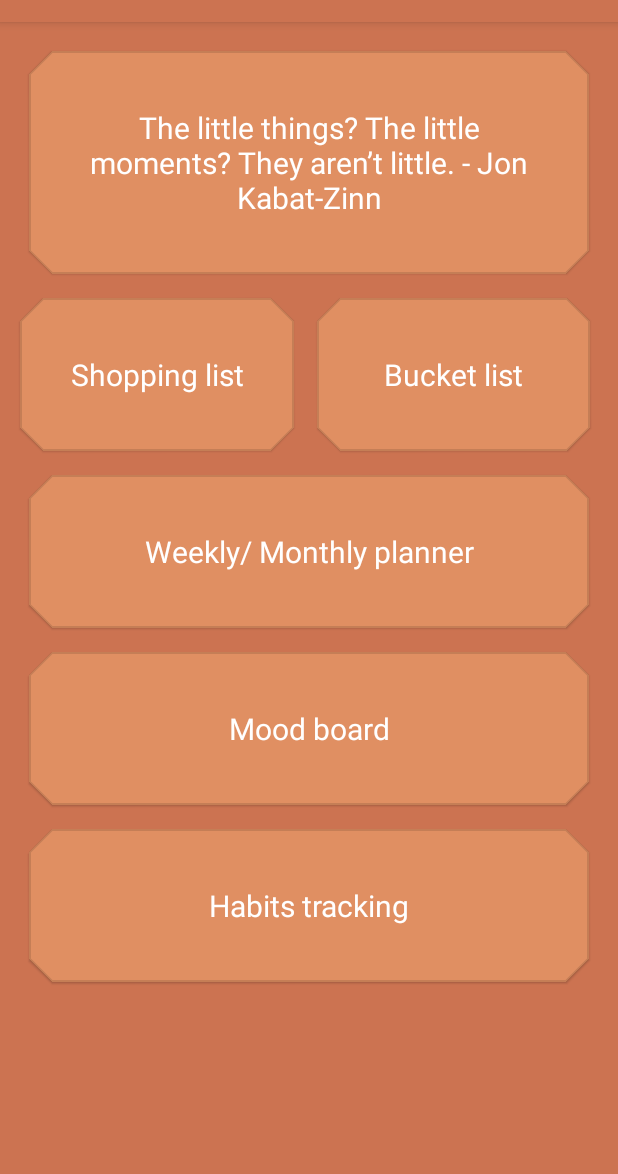
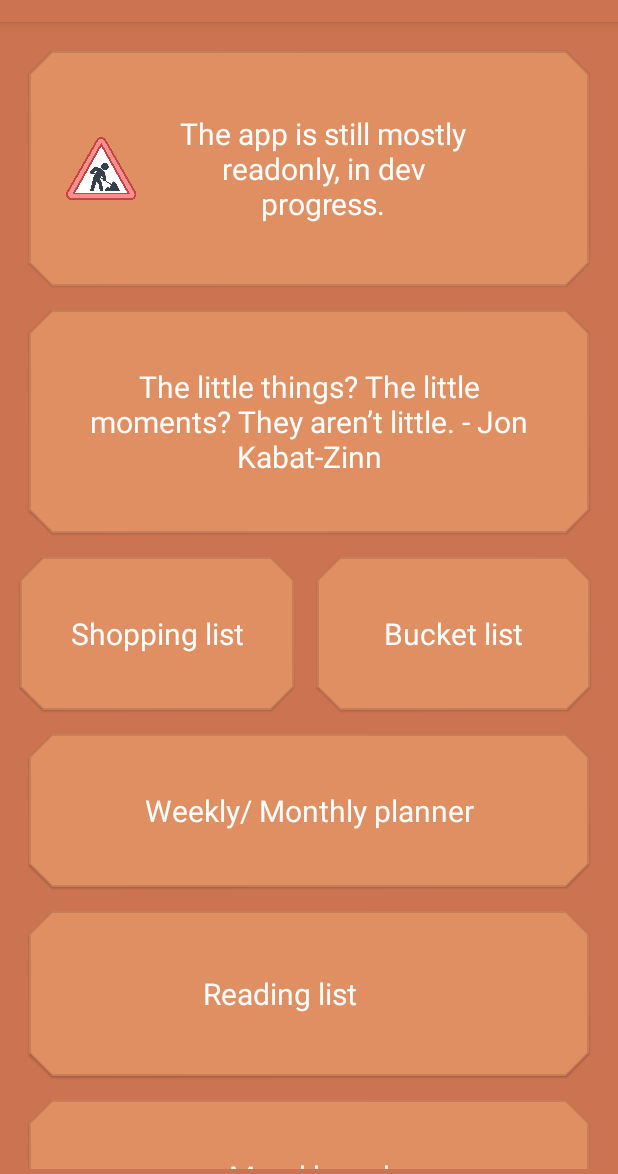
Before and after one commit to ancutamaria/OrganiZen, an Android app: the screen it shows after launch (MainActivity), on a phone screen of 412 x 824 dp, the part 62-1236 px from its top. Run offline under Robolectric (Android 15) with nearby library versions, the phone set to English and light mode, and no system bars.

Commit message:
Added Books recycler view

```diff
--- /dev/null
+++ b/app/src/main/java/com/amg/organizen/MainActivity.kt
@@ -0,0 +1,22 @@
+package com.amg.organizen
+
+import android.content.Intent
+import androidx.appcompat.app.AppCompatActivity
+import android.os.Bundle
+import androidx.constraintlayout.widget.ConstraintLayout
+
+class MainActivity : AppCompatActivity() {
+
+    lateinit var readingList: ConstraintLayout
+
+    override fun onCreate(savedInstanceState: Bundle?) {
+        super.onCreate(savedInstanceState)
+        setContentView(R.layout.activity_main)
+
+        readingList = findViewById(R.id.reading_list)
+        // TODO make entire constraintLayout content respond to anClick
+        readingList.setOnClickListener{
+            startActivity(Intent(this, BooksActivity::class.java))
+        }
+    }
+}
--- /dev/null
+++ b/app/src/main/res/layout/activity_books.xml
@@ -0,0 +1,6 @@
+<?xml version="1.0" encoding="utf-8"?>
+<FrameLayout
+    xmlns:android="http://schemas.android.com/apk/res/android"
+    android:id="@+id/fragment_container"
+    android:layout_width="match_parent"
+    android:layout_height="match_parent"/>
--- a/app/src/main/res/layout/activity_main.xml
+++ b/app/src/main/res/layout/activity_main.xml
@@ -4,23 +4,62 @@
     xmlns:tools="http://schemas.android.com/tools"
     android:layout_width="match_parent"
     android:layout_height="match_parent"
-    tools:context=".MainActivity"
-    android:background="@color/brown"
+    tools:context="com.amg.organizen.MainActivity"
+    android:background="@color/orange"
     android:padding="3dp"
     android:paddingTop="50dp">
 
     <com.google.android.material.card.MaterialCardView
-        android:id="@+id/quoteOfTheDay"
+        android:id="@+id/read_only_mc"
         app:shapeAppearanceOverlay="@style/MaterialCardViewCut"
         android:theme="?attr/materialButtonOutlinedStyle"
-        android:backgroundTint="@color/purple"
+        android:backgroundTint="@color/orange_light"
         android:layout_width="match_parent"
         android:layout_height="wrap_content"
         android:layout_margin="16dp"
         app:layout_constraintEnd_toEndOf="parent"
         app:layout_constraintStart_toStartOf="parent"
         app:layout_constraintTop_toTopOf="parent" >
+        <androidx.constraintlayout.widget.ConstraintLayout
+            android:layout_width="match_parent"
+            android:layout_height="wrap_content"
+            android:text="@string/read_only">
+            <ImageView
+                android:layout_width="50dp"
+                android:layout_height="50dp"
+                android:adjustViewBounds="true"
+                android:scaleType="centerCrop"
+                android:src="@drawable/under_construction"
+                app:layout_constraintBottom_toBottomOf="parent"
+                app:layout_constraintStart_toStartOf="parent"
+                app:layout_constraintTop_toTopOf="parent"
+                app:layout_constraintWidth_percent="0.20"/>
+            <TextView
+                style="@style/MainScreenCard"
+                android:layout_width="0dp"
+                android:layout_height="wrap_content"
+                android:text="@string/read_only"
+                app:layout_constraintBottom_toBottomOf="parent"
+                app:layout_constraintEnd_toEndOf="parent"
+                app:layout_constraintTop_toTopOf="parent"
+                app:layout_constraintWidth_percent="0.80"
+                />
+        </androidx.constraintlayout.widget.ConstraintLayout>
+    </com.google.android.material.card.MaterialCardView>
+
+    <com.google.android.material.card.MaterialCardView
+        android:id="@+id/quote_of_the_day_mc"
+        app:shapeAppearanceOverlay="@style/MaterialCardViewCut"
+        android:theme="?attr/materialButtonOutlinedStyle"
+        android:backgroundTint="@color/orange_light"
+        android:layout_width="match_parent"
+        android:layout_height="wrap_content"
+        android:layout_margin="16dp"
+        app:layout_constraintEnd_toEndOf="parent"
+        app:layout_constraintStart_toStartOf="parent"
+        app:layout_constraintTop_toBottomOf="@id/read_only_mc" >
         <TextView
+            android:id="@+id/quote_of_the_day"
             style="@style/MainScreenCard"
             android:layout_width="match_parent"
             android:layout_height="wrap_content"
@@ -35,18 +74,19 @@
         app:layout_constraintGuide_percent="0.5" />
 
     <com.google.android.material.card.MaterialCardView
-        android:id="@+id/textView1"
+        android:id="@+id/shopping_list_mc"
         app:shapeAppearanceOverlay="@style/MaterialCardViewCut"
         android:theme="?attr/materialButtonOutlinedStyle"
-        android:backgroundTint="@color/purple"
+        android:backgroundTint="@color/orange_light"
         android:layout_width="0dp"
         android:layout_height="wrap_content"
         android:layout_margin="16dp"
         app:layout_constraintWidth_percent="0.45"
         app:layout_constraintEnd_toStartOf="@+id/guideline"
         app:layout_constraintStart_toStartOf="parent"
-        app:layout_constraintTop_toBottomOf="@+id/quoteOfTheDay">
+        app:layout_constraintTop_toBottomOf="@+id/quote_of_the_day_mc">
         <TextView
+            android:id="@+id/shopping_list"
             style="@style/MainScreenCard"
             android:layout_width="match_parent"
             android:layout_height="wrap_content"
@@ -54,19 +94,20 @@
     </com.google.android.material.card.MaterialCardView>
 
     <com.google.android.material.card.MaterialCardView
-        android:id="@+id/textView2"
+        android:id="@+id/bucket_list_mc"
         android:layout_width="0dp"
         android:layout_height="wrap_content"
         android:layout_margin="16dp"
         app:shapeAppearanceOverlay="@style/MaterialCardViewCut"
         android:theme="?attr/materialButtonOutlinedStyle"
-        android:backgroundTint="@color/purple"
-        app:layout_constraintBottom_toTopOf="@+id/textView3"
+        android:backgroundTint="@color/orange_light"
+        app:layout_constraintBottom_toTopOf="@+id/weekly_monthly_planner_mc"
         app:layout_constraintEnd_toEndOf="parent"
-        app:layout_constraintStart_toEndOf="@+id/textView1"
-        app:layout_constraintTop_toBottomOf="@+id/quoteOfTheDay"
+        app:layout_constraintStart_toEndOf="@+id/shopping_list_mc"
+        app:layout_constraintTop_toBottomOf="@+id/quote_of_the_day_mc"
         app:layout_constraintWidth_percent="0.45">
         <TextView
+            android:id="@+id/bucket_list"
             style="@style/MainScreenCard"
             android:layout_width="match_parent"
             android:layout_height="wrap_content"
@@ -74,36 +115,66 @@
     </com.google.android.material.card.MaterialCardView>
 
     <com.google.android.material.card.MaterialCardView
-        android:id="@+id/textView3"
+        android:id="@+id/weekly_monthly_planner_mc"
         app:shapeAppearanceOverlay="@style/MaterialCardViewCut"
         android:theme="?attr/materialButtonOutlinedStyle"
-        android:backgroundTint="@color/purple"
+        android:backgroundTint="@color/orange_light"
         android:layout_width="match_parent"
         android:layout_height="wrap_content"
         android:layout_margin="16dp"
         app:layout_constraintEnd_toEndOf="parent"
         app:layout_constraintStart_toStartOf="parent"
-        app:layout_constraintTop_toBottomOf="@+id/textView2">
+        app:layout_constraintTop_toBottomOf="@+id/bucket_list_mc">
         <TextView
+            android:id="@+id/weekly_monthly_planner"
             style="@style/MainScreenCard"
             android:layout_width="match_parent"
             android:layout_height="match_parent"
             android:text="@string/weekly_monthly_planner" />
     </com.google.android.material.card.MaterialCardView>
 
-
     <com.google.android.material.card.MaterialCardView
-        android:id="@+id/textView4"
+        android:id="@+id/reading_list_mc"
         app:shapeAppearanceOverlay="@style/MaterialCardViewCut"
         android:theme="?attr/materialButtonOutlinedStyle"
-        android:backgroundTint="@color/purple"
+        android:backgroundTint="@color/orange_light"
         android:layout_width="match_parent"
         android:layout_height="wrap_content"
         android:layout_margin="16dp"
         app:layout_constraintEnd_toEndOf="parent"
         app:layout_constraintStart_toStartOf="parent"
-        app:layout_constraintTop_toBottomOf="@+id/textView3">
+        app:layout_constraintTop_toBottomOf="@+id/weekly_monthly_planner_mc">
+        <androidx.constraintlayout.widget.ConstraintLayout
+            android:id="@+id/reading_list"
+            android:layout_width="match_parent"
+            android:layout_height="wrap_content"
+            android:text="@string/reading_list" >
+            <TextView
+                android:id="@+id/reading_list_tv"
+                style="@style/MainScreenCard"
+                android:layout_width="wrap_content"
+                android:layout_height="wrap_content"
+                android:text="@string/reading_list"
+                app:layout_constraintBottom_toBottomOf="parent"
+                app:layout_constraintEnd_toEndOf="parent"
+                app:layout_constraintStart_toStartOf="parent"
+                app:layout_constraintTop_toTopOf="parent" />
+        </androidx.constraintlayout.widget.ConstraintLayout>
+    </com.google.android.material.card.MaterialCardView>
+
+    <com.google.android.material.card.MaterialCardView
+        android:id="@+id/mood_board_mc"
+        app:shapeAppearanceOverlay="@style/MaterialCardViewCut"
+        android:theme="?attr/materialButtonOutlinedStyle"
+        android:backgroundTint="@color/orange_light"
+        android:layout_width="match_parent"
+        android:layout_height="wrap_content"
+        android:layout_margin="16dp"
+        app:layout_constraintEnd_toEndOf="parent"
+        app:layout_constraintStart_toStartOf="parent"
+        app:layout_constraintTop_toBottomOf="@+id/reading_list_mc">
         <TextView
+            android:id="@+id/mood_board"
             style="@style/MainScreenCard"
             android:layout_width="match_parent"
             android:layout_height="match_parent"
@@ -112,17 +183,18 @@
 
 
     <com.google.android.material.card.MaterialCardView
-        android:id="@+id/textView5"
+        android:id="@+id/habits_tracking_mc"
         app:shapeAppearanceOverlay="@style/MaterialCardViewCut"
         android:theme="?attr/materialButtonOutlinedStyle"
-        android:backgroundTint="@color/purple"
+        android:backgroundTint="@color/orange_light"
         android:layout_width="match_parent"
         android:layout_height="wrap_content"
         android:layout_margin="16dp"
         app:layout_constraintEnd_toEndOf="parent"
         app:layout_constraintStart_toStartOf="parent"
-        app:layout_constraintTop_toBottomOf="@+id/textView4">
+        app:layout_constraintTop_toBottomOf="@+id/mood_board_mc">
         <TextView
+            android:id="@+id/habits_tracking"
             style="@style/MainScreenCard"
             android:layout_width="match_parent"
             android:layout_height="wrap_content"
--- /dev/null
+++ b/app/src/main/res/layout/book_list_fragment.xml
@@ -0,0 +1,6 @@
+<?xml version="1.0" encoding="utf-8"?>
+<androidx.recyclerview.widget.RecyclerView
+    xmlns:android="http://schemas.android.com/apk/res/android"
+    android:id="@+id/book_recycler_view"
+    android:layout_width="match_parent"
+    android:layout_height="match_parent"/>
--- a/app/src/main/res/values/colors.xml
+++ b/app/src/main/res/values/colors.xml
@@ -4,7 +4,6 @@
     <color name="gray_medium">#484848</color>
     <color name="gray_dark">#282828</color>
     <color name="white">#FFFFFFFF</color>
-    <color name="purple">#e08f62</color>
-    <color name="coral_light">#ffffff</color>
-    <color name="brown">#cc7351</color>
+    <color name="orange_light">#e08f62</color>
+    <color name="orange">#cc7351</color>
 </resources>
--- a/app/src/main/res/values/strings.xml
+++ b/app/src/main/res/values/strings.xml
@@ -1,9 +1,11 @@
 <resources>
     <string name="app_name">OrganiZen</string>
+    <string name="read_only">The app is still mostly readonly, in dev progress.</string>
     <string name="quote_of_the_day">The little things? The little moments? They aren’t little. - Jon Kabat-Zinn</string>
     <string name="shopping_list">Shopping list</string>
     <string name="mood_board">Mood board</string>
     <string name="habits_tracking">Habits tracking</string>
     <string name="weekly_monthly_planner">Weekly/ Monthly planner</string>
     <string name="bucket_list">Bucket list</string>
+    <string name="reading_list">Reading list</string>
 </resources>
--- a/app/src/main/res/values/themes.xml
+++ b/app/src/main/res/values/themes.xml
@@ -1,21 +1,21 @@
 <resources xmlns:tools="http://schemas.android.com/tools">
     <!-- Base application theme. -->
     <style name="Theme.OrganiZen" parent="Theme.MaterialComponents.Light.DarkActionBar">
-        <item name="colorPrimary">@color/brown</item>
-        <item name="colorPrimaryVariant">@color/brown</item>
-        <item name="colorOnPrimary">@color/coral_light</item>
+        <item name="colorPrimary">@color/orange</item>
+        <item name="colorPrimaryVariant">@color/orange</item>
+        <item name="colorOnPrimary">@color/white</item>
         <item name="android:statusBarColor" tools:targetApi="l">?attr/colorPrimaryVariant</item>
     </style>
 
     <style name="MainScreenCard" parent="ShapeAppearance.MaterialComponents.MediumComponent">
         <item name="android:textAlignment">center</item>
         <item name="android:textSize">20dp</item>
-        <item name="android:textColor">@color/coral_light</item>
+        <item name="android:textColor">@color/white</item>
         <item name="android:paddingLeft">20dp</item>
         <item name="android:paddingRight">20dp</item>
         <item name="android:paddingTop">30dp</item>
         <item name="android:paddingBottom">30dp</item>
-        <item name="android:background">@color/purple</item>
+        <item name="android:background">@color/orange_light</item>
     </style>
 
     <style name="MaterialCardViewCut" parent="">
```
Also changed, not shown: app/build.gradle (+6 -1 lines), app/src/main/AndroidManifest.xml (+5 -3 lines), app/src/main/java/com/am/organizen/MainActivity.kt (deleted, +0 -11 lines), app/src/main/java/com/amg/organizen/BookListFragment.kt (added, +79 -0 lines), app/src/main/java/com/amg/organizen/BookListViewModel.kt (added, +16 -0 lines), app/src/main/java/com/amg/organizen/BooksActivity.kt (added, +26 -0 lines), app/src/main/java/com/amg/organizen/model/Book.kt (added, +7 -0 lines), app/src/main/res/layout/book_list_item.xml (added, +18 -0 lines), app/src/main/res/drawable/under_construction.png (added), 4 other files.
